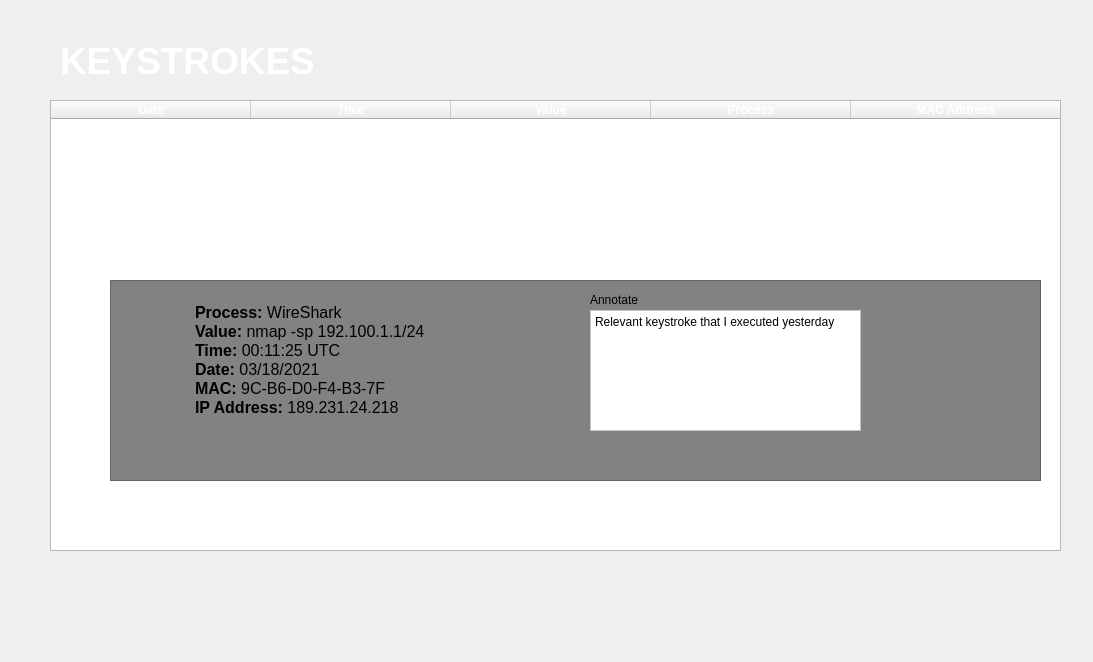
komodo6/AVERT, file src/views/KeyStrokesWidget.ui: the form before one commit.
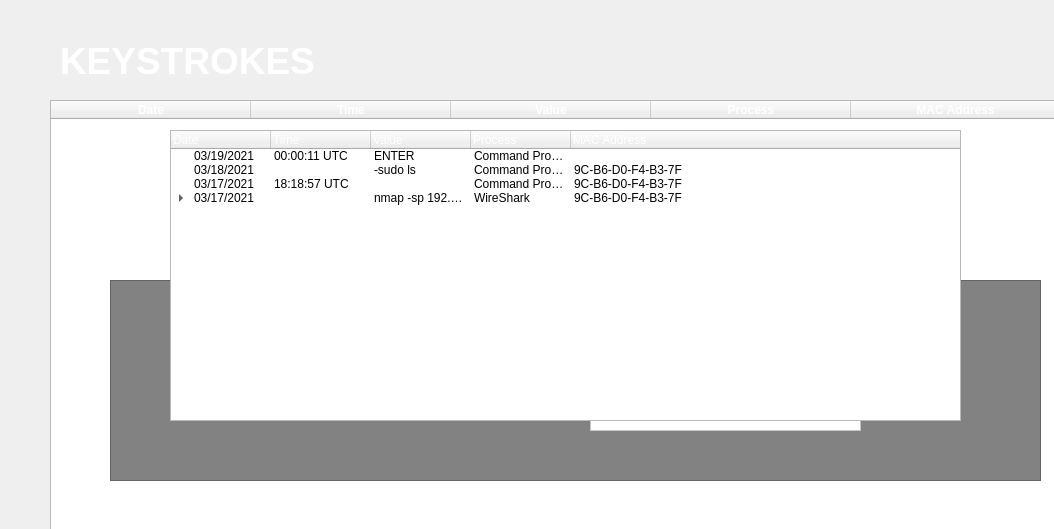
The form after the commit.

Commit message: trying something

Diff of the .ui file:
```diff
--- a/src/views/KeyStrokesWidget.ui
+++ b/src/views/KeyStrokesWidget.ui
@@ -6,8 +6,8 @@
    <rect>
     <x>0</x>
     <y>0</y>
-    <width>1093</width>
-    <height>662</height>
+    <width>1054</width>
+    <height>529</height>
    </rect>
   </property>
   <property name="windowTitle">
@@ -598,6 +598,325 @@
     <string>Annotate</string>
    </property>
   </widget>
+  <widget class="QTreeWidget" name="treeWidget">
+   <property name="geometry">
+    <rect>
+     <x>170</x>
+     <y>130</y>
+     <width>791</width>
+     <height>291</height>
+    </rect>
+   </property>
+   <column>
+    <property name="text">
+     <string>Date</string>
+    </property>
+    <property name="foreground">
+     <brush brushstyle="SolidPattern">
+      <color alpha="255">
+       <red>255</red>
+       <green>255</green>
+       <blue>255</blue>
+      </color>
+     </brush>
+    </property>
+   </column>
+   <column>
+    <property name="text">
+     <string>Time</string>
+    </property>
+    <property name="foreground">
+     <brush brushstyle="SolidPattern">
+      <color alpha="255">
+       <red>255</red>
+       <green>255</green>
+       <blue>255</blue>
+      </color>
+     </brush>
+    </property>
+   </column>
+   <column>
+    <property name="text">
+     <string>Value</string>
+    </property>
+    <property name="foreground">
+     <brush brushstyle="SolidPattern">
+      <color alpha="255">
+       <red>255</red>
+       <green>255</green>
+       <blue>255</blue>
+      </color>
+     </brush>
+    </property>
+   </column>
+   <column>
+    <property name="text">
+     <string>Process</string>
+    </property>
+    <property name="foreground">
+     <brush brushstyle="SolidPattern">
+      <color alpha="255">
+       <red>255</red>
+       <green>255</green>
+       <blue>255</blue>
+      </color>
+     </brush>
+    </property>
+   </column>
+   <column>
+    <property name="text">
+     <string>MAC Address</string>
+    </property>
+    <property name="foreground">
+     <brush brushstyle="SolidPattern">
+      <color alpha="255">
+       <red>255</red>
+       <green>255</green>
+       <blue>255</blue>
+      </color>
+     </brush>
+    </property>
+   </column>
+   <item>
+    <property name="text">
+     <string>03/19/2021</string>
+    </property>
+    <property name="text">
+     <string>00:00:11 UTC</string>
+    </property>
+    <property name="text">
+     <string>ENTER</string>
+    </property>
+    <property name="text">
+     <string>Command Prompt</string>
+    </property>
+    <property name="text">
+     <string>9C-B6-D0-F4-B3-7F</string>
+    </property>
+    <property name="textAlignment">
+     <set>AlignCenter</set>
+    </property>
+    <property name="foreground">
+     <brush brushstyle="SolidPattern">
+      <color alpha="255">
+       <red>255</red>
+       <green>255</green>
+       <blue>255</blue>
+      </color>
+     </brush>
+    </property>
+   </item>
+   <item>
+    <property name="text">
+     <string>03/18/2021</string>
+    </property>
+    <property name="text">
+     <string>00:12:22 UTC</string>
+    </property>
+    <property name="textAlignment">
+     <set>AlignCenter</set>
+    </property>
+    <property name="foreground">
+     <brush brushstyle="SolidPattern">
+      <color alpha="255">
+       <red>255</red>
+       <green>255</green>
+       <blue>255</blue>
+      </color>
+     </brush>
+    </property>
+    <property name="text">
+     <string>-sudo ls</string>
+    </property>
+    <property name="text">
+     <string>Command Prompt</string>
+    </property>
+    <property name="text">
+     <string>9C-B6-D0-F4-B3-7F</string>
+    </property>
+   </item>
+   <item>
+    <property name="text">
+     <string>03/17/2021</string>
+    </property>
+    <property name="text">
+     <string>18:18:57 UTC</string>
+    </property>
+    <property name="text">
+     <string>ENTER</string>
+    </property>
+    <property name="textAlignment">
+     <set>AlignCenter</set>
+    </property>
+    <property name="foreground">
+     <brush brushstyle="SolidPattern">
+      <color alpha="255">
+       <red>255</red>
+       <green>255</green>
+       <blue>255</blue>
+      </color>
+     </brush>
+    </property>
+    <property name="text">
+     <string>Command Prompt</string>
+    </property>
+    <property name="text">
+     <string>9C-B6-D0-F4-B3-7F</string>
+    </property>
+   </item>
+   <item>
+    <property name="text">
+     <string>03/17/2021</string>
+    </property>
+    <property name="text">
+     <string>23:12:45 UTC</string>
+    </property>
+    <property name="textAlignment">
+     <set>AlignCenter</set>
+    </property>
+    <property name="foreground">
+     <brush brushstyle="SolidPattern">
+      <color alpha="255">
+       <red>255</red>
+       <green>255</green>
+       <blue>255</blue>
+      </color>
+     </brush>
+    </property>
+    <property name="text">
+     <string>nmap -sp 192.100.1.1/24</string>
+    </property>
+    <property name="text">
+     <string>WireShark</string>
+    </property>
+    <property name="text">
+     <string>9C-B6-D0-F4-B3-7F</string>
+    </property>
+    <item>
+     <property name="text">
+      <string>Process: Wireshark</string>
+     </property>
+     <property name="text">
+      <string/>
+     </property>
+     <property name="textAlignment">
+      <set>AlignCenter</set>
+     </property>
+     <property name="foreground">
+      <brush brushstyle="SolidPattern">
+       <color alpha="255">
+        <red>255</red>
+        <green>255</green>
+        <blue>255</blue>
+       </color>
+      </brush>
+     </property>
+     <property name="text">
+      <string/>
+     </property>
+     <property name="text">
+      <string/>
+     </property>
+     <property name="text">
+      <string/>
+     </property>
+    </item>
+    <item>
+     <property name="text">
+      <string>Value: nmap -sp 192.100.1.1/24</string>
+     </property>
+     <property name="text">
+      <string/>
+     </property>
+     <property name="foreground">
+      <brush brushstyle="SolidPattern">
+       <color alpha="255">
+        <red>255</red>
+        <green>255</green>
+        <blue>255</blue>
+       </color>
+      </brush>
+     </property>
+     <property name="text">
+      <string/>
+     </property>
+     <property name="text">
+      <string>Annotations</string>
+     </property>
+    </item>
+    <item>
+     <property name="text">
+      <string>Time: 23:12:45 UTC</string>
+     </property>
+     <property name="text">
+      <string/>
+     </property>
+     <property name="foreground">
+      <brush brushstyle="SolidPattern">
+       <color alpha="255">
+        <red>255</red>
+        <green>255</green>
+        <blue>255</blue>
+       </color>
+      </brush>
+     </property>
+     <property name="text">
+      <string/>
+     </property>
+     <property name="text">
+      <string>Relevant keystroke that I executed yesterday</string>
+     </property>
+    </item>
+    <item>
+     <property name="text">
+      <string>Date: 03/17/2021</string>
+     </property>
+     <property name="foreground">
+      <brush brushstyle="SolidPattern">
+       <color alpha="255">
+        <red>255</red>
+        <green>255</green>
+        <blue>255</blue>
+       </color>
+      </brush>
+     </property>
+    </item>
+    <item>
+     <property name="text">
+      <string>MAC: 9C-B6-D0-F4-B3-7F</string>
+     </property>
+     <property name="text">
+      <string/>
+     </property>
+     <property name="foreground">
+      <brush brushstyle="SolidPattern">
+       <color alpha="255">
+        <red>255</red>
+        <green>255</green>
+        <blue>255</blue>
+       </color>
+      </brush>
+     </property>
+    </item>
+    <item>
+     <property name="text">
+      <string>IP Address: 189.231.24.218</string>
+     </property>
+     <property name="text">
+      <string/>
+     </property>
+     <property name="foreground">
+      <brush brushstyle="SolidPattern">
+       <color alpha="255">
+        <red>255</red>
+        <green>255</green>
+        <blue>255</blue>
+       </color>
+      </brush>
+     </property>
+    </item>
+   </item>
+  </widget>
  </widget>
  <resources/>
  <connections/>
```
The commit also changes 1 other file.
